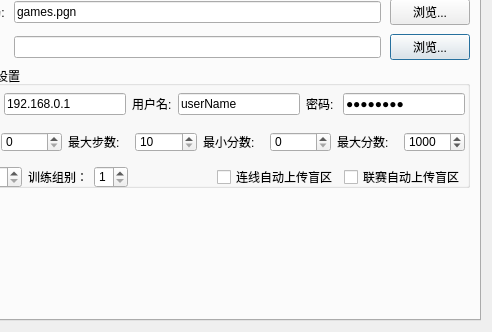
Qt form projects/gui/ui/settingsdlg.ui (leedavid/GGguiX) before a commit; both pictures show x 98 to 590 and y 181 to 513 of the 590 by 513 pixel window.
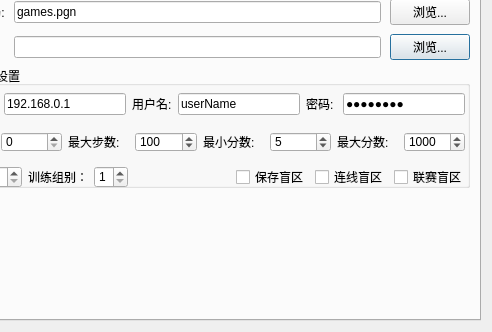
The same form after that commit. The open tabs and pages were chosen to show the change. Custom widgets are drawn as their Qt base class.

What changed in the file:
```diff
--- a/projects/gui/ui/settingsdlg.ui
+++ b/projects/gui/ui/settingsdlg.ui
@@ -298,6 +298,9 @@
              <property name="singleStep">
               <number>5</number>
              </property>
+             <property name="value">
+              <number>100</number>
+             </property>
             </widget>
            </item>
            <item>
@@ -313,11 +316,14 @@
               <string>局面分数的绝对值小于此值就不上传训练</string>
              </property>
              <property name="maximum">
-              <number>200</number>
+              <number>50</number>
              </property>
              <property name="singleStep">
               <number>5</number>
              </property>
+             <property name="value">
+              <number>5</number>
+             </property>
             </widget>
            </item>
            <item>
@@ -353,7 +359,7 @@
            <rect>
             <x>10</x>
             <y>100</y>
-            <width>531</width>
+            <width>533</width>
             <height>22</height>
            </rect>
           </property>
@@ -429,13 +435,20 @@
              </property>
             </spacer>
            </item>
+           <item>
+            <widget class="QCheckBox" name="checkBoxBlinDSave">
+             <property name="text">
+              <string>保存盲区</string>
+             </property>
+            </widget>
+           </item>
            <item>
             <widget class="QCheckBox" name="checkBoxLXupload">
              <property name="toolTip">
               <string>用GGzero连线是自动上传盲区</string>
              </property>
              <property name="text">
-              <string>连线自动上传盲区</string>
+              <string>连线盲区</string>
              </property>
             </widget>
            </item>
@@ -445,7 +458,7 @@
               <string>引擎联赛，如果输了，就自动上传棋局到服务器训练</string>
              </property>
              <property name="text">
-              <string>联赛自动上传盲区</string>
+              <string>联赛盲区</string>
              </property>
              <property name="checked">
               <bool>false</bool>
```
Left out of the diff: 4 changed lines with no effect on the pictures.
